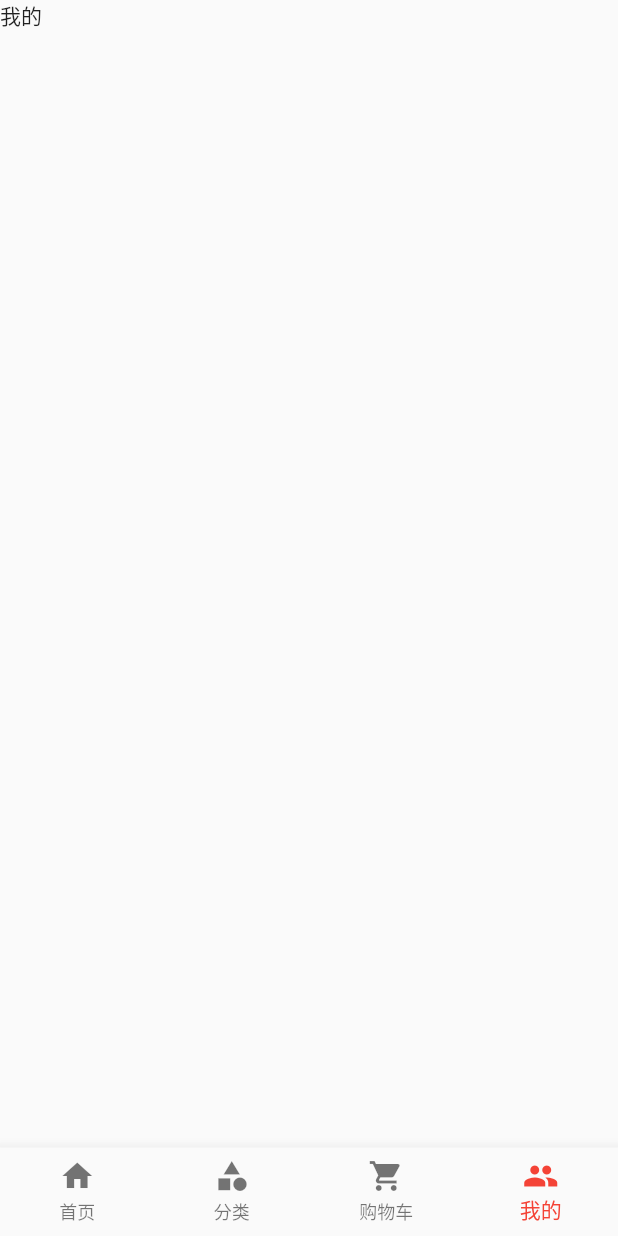
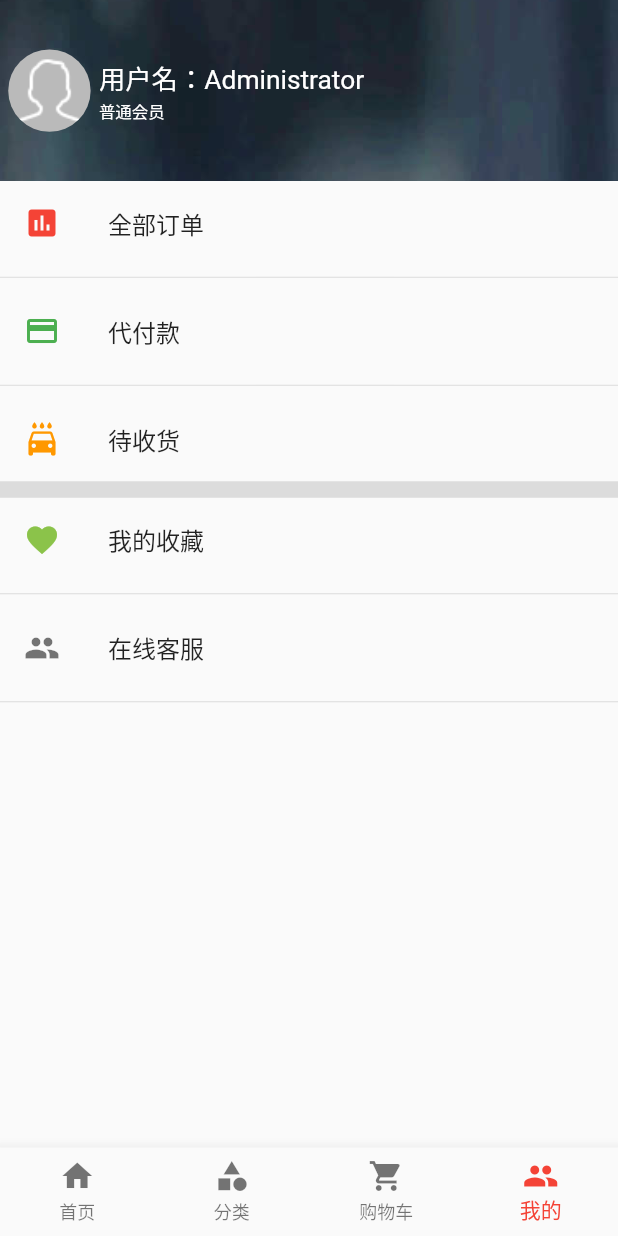
Before and after one commit to iambaofeng/jdflutter, a Flutter app: the screen it shows after launch, swiped to page 4, on a phone screen of 412 x 824 dp. Run offline on Flutter 3.47's test engine with Material 2 defaults, Android fonts, the phone set to English and light mode, and no system bars; drawn by our look-alikes of flutter_smart_dialog; our stand-ins replace dio, flutter_screenutil, flutter_swiper, get, shared_preferences; missing offline and left inert: flutter_inappwebview; network calls fail; statements that could not run were skipped.

Commit message:
vscode debug模式 增加多开模式（小米10pro 和 夜神模拟器），增加用户中心静态页面

```diff
--- /dev/null
+++ b/lib/pages/Login.dart
@@ -0,0 +1,13 @@
+import 'package:flutter/material.dart';
+import 'package:get/get.dart';
+
+class LoginPage extends StatelessWidget {
+  LoginPageController vm = Get.put(LoginPageController());
+
+  @override
+  Widget build(BuildContext context) {
+    return null;
+  }
+}
+
+class LoginPageController extends GetxController {}
--- a/lib/pages/productContent/ProductContentFirst.dart
+++ b/lib/pages/productContent/ProductContentFirst.dart
@@ -45,12 +45,13 @@ class ProductContentFirst extends StatelessWidget {
       attrList.add(Wrap(
         children: [
           Container(
-            width: setWidth(100),
+            width: setWidth(110),
             child: Padding(
-              padding: EdgeInsets.only(top: setWidth(22)),
+              padding: EdgeInsets.only(top: setHeight(30)),
               child: Text(
-                element.cate,
-                style: TextStyle(fontWeight: FontWeight.bold),
+                "${element.cate}:",
+                style: TextStyle(
+                    fontWeight: FontWeight.bold, fontSize: setFontSize(20)),
               ),
             ),
           ),
@@ -74,7 +75,7 @@ class ProductContentFirst extends StatelessWidget {
     SmartDialog.show(
       alignmentTemp: Alignment.bottomCenter,
       widget: Container(
-          height: setHeight(600),
+          height: setHeight(700),
           color: Colors.white,
           child: Stack(
             children: [
@@ -88,8 +89,8 @@ class ProductContentFirst extends StatelessWidget {
                               children: _getAttrWidget())),
                           Divider(),
                           Container(
-                            margin: EdgeInsets.only(top: 10),
-                            height: setHeight(80),
+                            margin: EdgeInsets.only(top: setHeight(10)),
+                            height: setHeight(100),
                             child: Row(
                               children: [
                                 Text('数量：'),
@@ -107,15 +108,18 @@ class ProductContentFirst extends StatelessWidget {
                         ),
                       ),
               ),
+              SizedBox(
+                height: setHeight(120),
+              ),
               Positioned(
                 width: setWidth(750),
-                height: setHeight(76),
+                height: setHeight(120),
                 child: Row(
                   children: [
                     Expanded(
                         flex: 1,
                         child: Container(
-                          margin: EdgeInsets.fromLTRB(10, 0, 0, 0),
+                          margin: EdgeInsets.fromLTRB(setWidth(10), 0, 0, 0),
                           child: JdButton(
                             color: Color.fromRGBO(253, 1, 0, 0.9),
                             cb: () {
--- a/lib/pages/tabs/People.dart
+++ b/lib/pages/tabs/People.dart
@@ -1,4 +1,5 @@
 import 'package:flutter/material.dart';
+import 'package:flutter_jdshop/common/utils/screen.dart';
 import 'package:get/get.dart';
 
 class PeoplePage extends StatelessWidget {
@@ -6,7 +7,104 @@ class PeoplePage extends StatelessWidget {
 
   @override
   Widget build(BuildContext context) {
-    return Text('我的');
+    return Scaffold(
+      body: ListView(
+        children: [
+          Container(
+            height: setHeight(220),
+            width: double.infinity,
+            decoration: BoxDecoration(
+                image: DecorationImage(
+                    image: AssetImage('images/user_bg.jpg'),
+                    fit: BoxFit.cover)),
+            child: Row(
+              children: [
+                Container(
+                  margin: EdgeInsets.fromLTRB(setWidth(10), 0, setWidth(10), 0),
+                  child: ClipOval(
+                    child: Image.asset(
+                      'images/user.png',
+                      fit: BoxFit.cover,
+                      height: setHeight(100),
+                      width: setWidth(100),
+                    ),
+                  ),
+                ),
+                // Expanded(
+                //   child: Text(
+                //     '登录/注册',
+                //     style: TextStyle(color: Colors.white),
+                //   ),
+                //   flex: 1,
+                // )
+
+                Expanded(
+                    flex: 1,
+                    child: Column(
+                      mainAxisAlignment: MainAxisAlignment.center,
+                      crossAxisAlignment: CrossAxisAlignment.start,
+                      children: [
+                        Text(
+                          '用户名：Administrator',
+                          style: TextStyle(
+                              color: Colors.white, fontSize: setFontSize(32)),
+                        ),
+                        Text(
+                          '普通会员',
+                          style: TextStyle(
+                              color: Colors.white, fontSize: setFontSize(20)),
+                        ),
+                      ],
+                    ))
+              ],
+            ),
+          ),
+          ListTile(
+            leading: Icon(
+              Icons.assessment,
+              color: Colors.red,
+            ),
+            title: Text('全部订单'),
+          ),
+          Divider(),
+          ListTile(
+            leading: Icon(
+              Icons.payment,
+              color: Colors.green,
+            ),
+            title: Text('代付款'),
+          ),
+          Divider(),
+          ListTile(
+            leading: Icon(
+              Icons.local_car_wash,
+              color: Colors.orange,
+            ),
+            title: Text('待收货'),
+          ),
+          Container(
+            height: setHeight(20),
+            color: Colors.black12,
+          ),
+          ListTile(
+            leading: Icon(
+              Icons.favorite,
+              color: Colors.lightGreen,
+            ),
+            title: Text('我的收藏'),
+          ),
+          Divider(),
+          ListTile(
+            leading: Icon(
+              Icons.people,
+              color: Colors.black54,
+            ),
+            title: Text('在线客服'),
+          ),
+          Divider(),
+        ],
+      ),
+    );
   }
 }
 
--- a/pubspec.yaml
+++ b/pubspec.yaml
@@ -49,9 +49,9 @@ flutter:
   uses-material-design: true
 
   # To add assets to your application, add an assets section, like this:
-  # assets:
-  #   - images/a_dot_burr.jpeg
-  #   - images/a_dot_ham.jpeg
+  assets:
+    - images/user.png
+    - images/user_bg.jpg
 
   # An image asset can refer to one or more resolution-specific "variants", see
   # https://flutter.dev/assets-and-images/#resolution-aware.
```
Also changed, not shown: images/user.png (added), images/user_bg.jpg (added).
